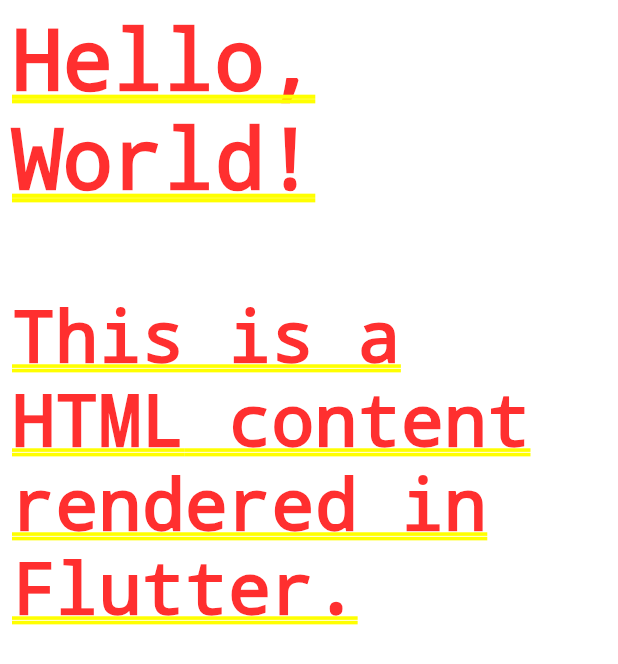
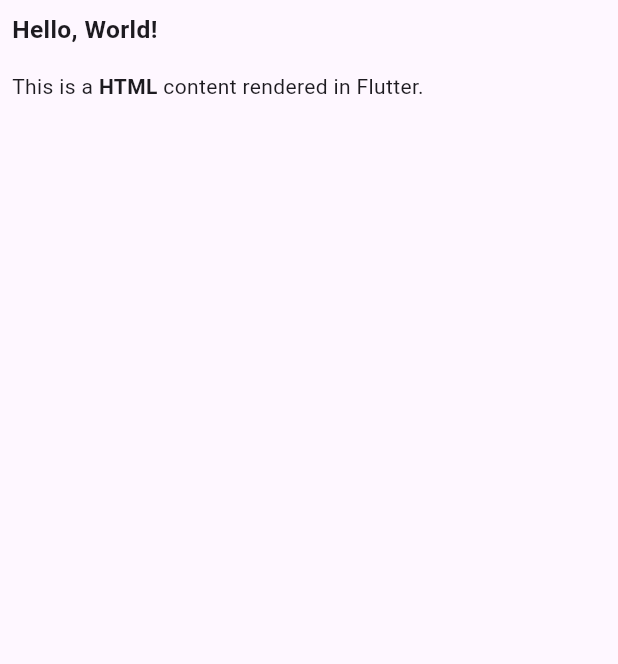
Before and after one commit to Makuochukwu225/Helper-Project, a Flutter app: the screen it shows after launch, after a tap on "Html check and parse", on a phone screen of 412 x 824 dp. Shown: the top 664 px of the screen. Run offline on Flutter 3.47's test engine with Material 3 defaults, Android fonts, the light colour scheme and no system bars; drawn by our look-alikes of flutter_widget_from_html_core.

Commit message:
Added scaffold for home

```diff
--- a/lib/projects/html_check_n_render/src/screens/home/home_screen.dart
+++ b/lib/projects/html_check_n_render/src/screens/home/home_screen.dart
@@ -19,12 +19,14 @@
       return htmlTagPattern.hasMatch(input);
     }
 
-    return SingleChildScrollView(
-      child: Padding(
-        padding: const EdgeInsets.all(8.0),
-        child: containsHtmlTags(htmlData)
-            ? const HtmlWidget(htmlData)
-            : const Text(htmlData),
+    return Scaffold(
+      body: SingleChildScrollView(
+        child: Padding(
+          padding: const EdgeInsets.all(8.0),
+          child: containsHtmlTags(htmlData)
+              ? const HtmlWidget(htmlData)
+              : const Text(htmlData),
+        ),
       ),
     );
   }
```
Also changed, not shown: lib/main.dart (+0 -48 lines).
